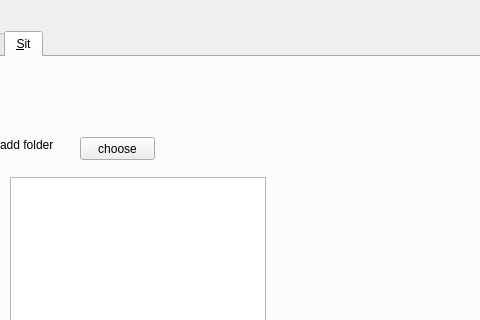
The window that myplayer.ui (JiangJinming/Player) describes before a commit, drawn with Qt 5; both pictures show x 83 to 563 and y 0 to 320 of the 1186 by 565 pixel window.
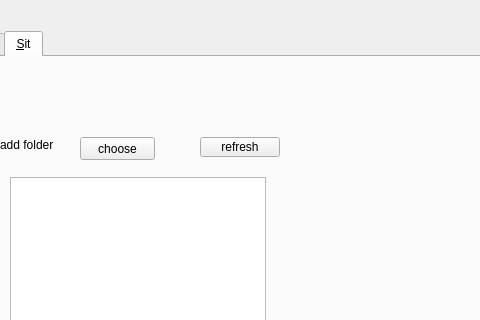
The same window after the commit. The open tabs and pages were chosen to show the change. Icons and pictures are not drawn.

Diff of the .ui file:
```diff
--- a/myplayer.ui
+++ b/myplayer.ui
@@ -212,6 +212,19 @@
           </rect>
          </property>
         </widget>
+        <widget class="QPushButton" name="refreshButton">
+         <property name="geometry">
+          <rect>
+           <x>250</x>
+           <y>80</y>
+           <width>80</width>
+           <height>20</height>
+          </rect>
+         </property>
+         <property name="text">
+          <string>refresh</string>
+         </property>
+        </widget>
        </widget>
       </widget>
      </item>
@@ -332,7 +345,7 @@
      </item>
     </layout>
    </widget>
-   <widget class="QWidget" name="">
+   <widget class="QWidget" name="layoutWidget">
     <property name="geometry">
      <rect>
       <x>36</x>
```
Left out of the diff: 4 changed lines with no effect on the pictures.
